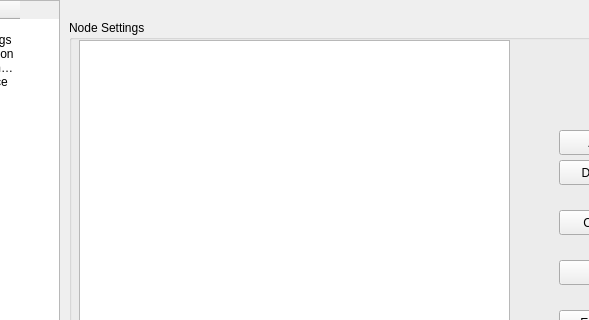
First picture: the form in NovaGUI/UI/novaconfig.ui, repository altf4/Nova, before the edit; both pictures show x 81 to 670 and y 0 to 320 of the 751 by 430 pixel window.
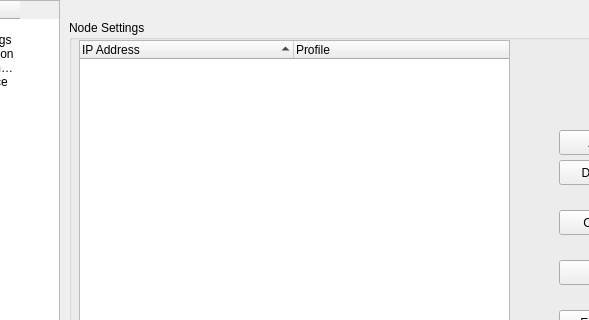
Second picture: the form after the edit. The open tabs and pages were chosen to show the change.

What changed in the file:
```diff
--- a/NovaGUI/UI/novaconfig.ui
+++ b/NovaGUI/UI/novaconfig.ui
@@ -1338,50 +1338,17 @@
        <property name="indentation">
         <number>20</number>
        </property>
-       <property name="rootIsDecorated">
-        <bool>true</bool>
-       </property>
        <property name="uniformRowHeights">
         <bool>false</bool>
        </property>
        <property name="sortingEnabled">
         <bool>true</bool>
        </property>
-       <attribute name="headerVisible">
-        <bool>false</bool>
-       </attribute>
-       <attribute name="headerCascadingSectionResizes">
-        <bool>false</bool>
-       </attribute>
        <attribute name="headerDefaultSectionSize">
-        <number>148</number>
+        <number>214</number>
        </attribute>
-       <attribute name="headerHighlightSections">
-        <bool>false</bool>
-       </attribute>
-       <attribute name="headerMinimumSectionSize">
-        <number>25</number>
-       </attribute>
-       <attribute name="headerStretchLastSection">
-        <bool>false</bool>
-       </attribute>
-       <attribute name="headerCascadingSectionResizes">
-        <bool>false</bool>
-       </attribute>
        <attribute name="headerDefaultSectionSize">
-        <number>148</number>
-       </attribute>
-       <attribute name="headerVisible">
-        <bool>false</bool>
-       </attribute>
-       <attribute name="headerMinimumSectionSize">
-        <number>25</number>
-       </attribute>
-       <attribute name="headerHighlightSections">
-        <bool>false</bool>
-       </attribute>
-       <attribute name="headerStretchLastSection">
-        <bool>false</bool>
+        <number>214</number>
        </attribute>
        <column>
         <property name="text">
```
Left out of the diff: 8 changed lines with no effect on the pictures.
